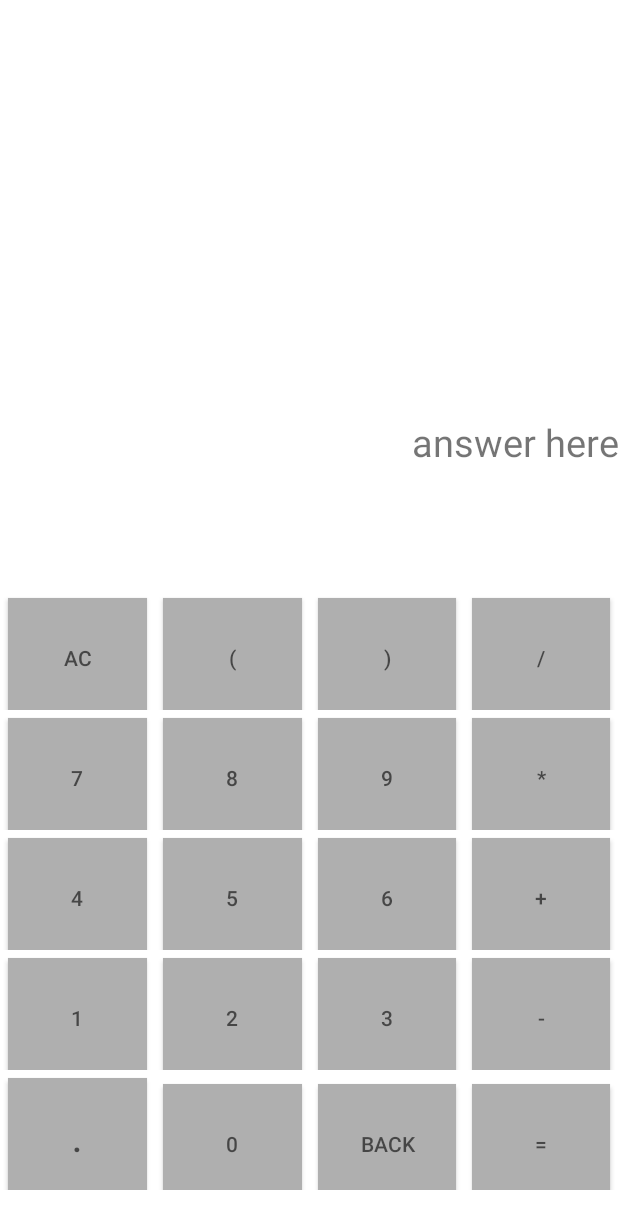
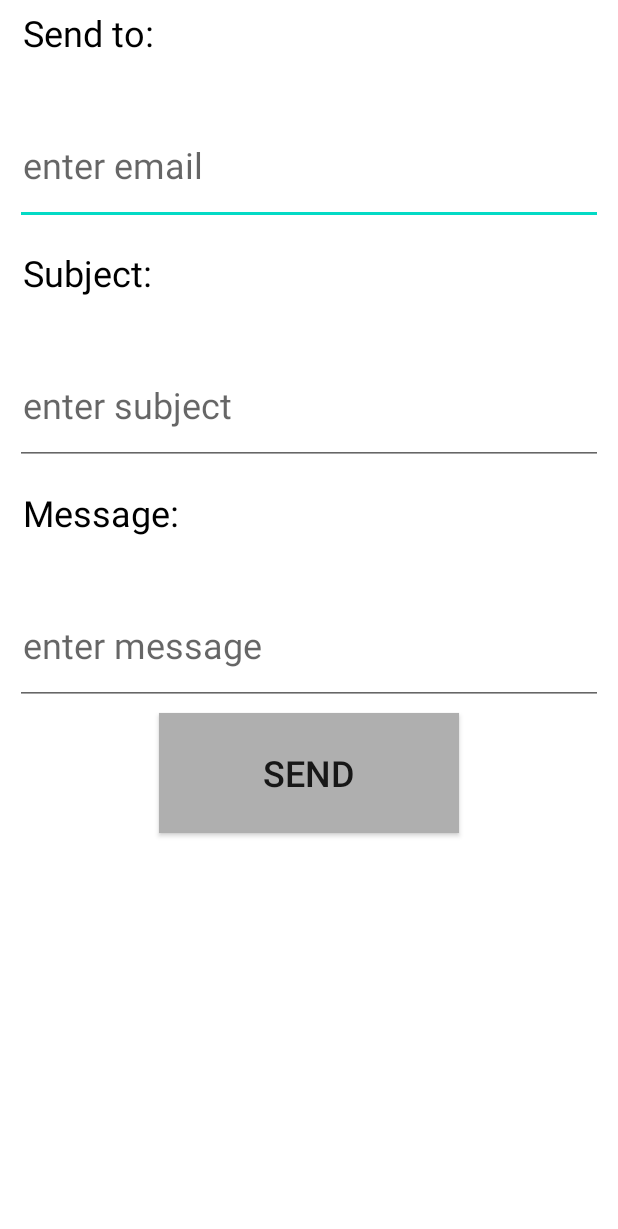
Before and after one commit to imshahastam/courses-pa-android-studio, an Android app: the layout activity_main.xml on its own in the app's theme, with its tools: preview values and no code run, on a phone screen of 412 x 824 dp. Shown: the top 1229 px of the screen. Run offline under Robolectric (Android 15) with nearby library versions, the phone set to English and light mode, and no system bars.

Commit message:
add hw11

```diff
--- a/app/src/main/java/com/example/progaiymhomeworks/MainActivity.kt
+++ b/app/src/main/java/com/example/progaiymhomeworks/MainActivity.kt
@@ -1,10 +1,12 @@
 package com.example.progaiymhomeworks
 
 import android.annotation.SuppressLint
+import android.content.ActivityNotFoundException
 import android.content.ContentProvider
 import android.content.Context
 import android.content.Intent
 import android.graphics.Color
+import android.net.Uri
 import android.os.Build
 import androidx.appcompat.app.AppCompatActivity
 import android.os.Bundle
@@ -34,67 +36,30 @@ class MainActivity : AppCompatActivity() {
         binding = ActivityMainBinding.inflate(layoutInflater)
         setContentView(binding.root)
 
-        //numbers
         binding.apply {
-            zeroBtn.setOnClickListener { inputView("0") }
-            oneBtn.setOnClickListener { inputView("1") }
-            twoBtn.setOnClickListener { inputView("2") }
-            threeBtn.setOnClickListener { inputView("3") }
-            fourBtn.setOnClickListener { inputView("4") }
-            fiveBtn.setOnClickListener { inputView("5") }
-            sixBtn.setOnClickListener { inputView("6") }
-            sevenBtn.setOnClickListener { inputView("7") }
-            eightBtn.setOnClickListener { inputView("8") }
-            nineBtn.setOnClickListener { inputView("9") }
-        }
 
-        //operations
-        binding.apply {
-            plus.setOnClickListener { inputView("+") }
-            minus.setOnClickListener { inputView("-") }
-            divide.setOnClickListener { inputView("/") }
-            multiply.setOnClickListener { inputView("*") }
-        }
+            btn.setOnClickListener {
+                val email = emailEditTxt.text.toString()
+                val subject = subjectEditTxt.text.toString()
+                val msg = msgEditTxt.text.toString()
 
-        //other
-        binding.apply {
-            cleanAllBtn.setOnClickListener {
-                inputTxt.text = ""
-                answerTxt.text = ""
-            }
-            bracketOpenBtn.setOnClickListener { inputView("(") }
-            bracketCloseBtn.setOnClickListener { inputView(")") }
-            dotBtn.setOnClickListener { inputView(".") }
+                val emailAdresses = email.split(",".toRegex()).toTypedArray()
 
-            backBtn.setOnClickListener {
-                val inptTxt = inputTxt.text.toString()
-                inputTxt.text = inptTxt.substring(0, inptTxt.length - 1)
+                val intent = Intent(Intent.ACTION_SENDTO).apply {
+                    data = Uri.parse("mailto:")
+                    putExtra(Intent.EXTRA_EMAIL, emailAdresses)
+                    putExtra(Intent.EXTRA_SUBJECT, subject)
+                    putExtra(Intent.EXTRA_TEXT, msg)
+                }
+
+                try {
+                    startActivity(intent)
+                } catch (e: ActivityNotFoundException) {
+                    Toast.makeText(this@MainActivity, "You don't have Email App", Toast.LENGTH_LONG).show()
+                }
             }
         }
-
-        binding.apply {
-            equalBtn.setOnClickListener{
-                try {
-                    val expression = ExpressionBuilder(inputTxt.text.toString()).build()
-                    val result = expression.evaluate()
-                    val longResult = result.toLong()
-
-                    if (result == longResult.toDouble()) {
-                        answerTxt.text = longResult.toString()
-                    } else {
-                        answerTxt.text = result.toString()
-                    }
-                }catch (e: ArithmeticException) {
-                    answerTxt.text = "На 0 делить нельзя!"
-                } catch (e: Exception) {
-                    answerTxt.text = "Ошибка!"
-            }
-        }
+    }
 
 
-    }
 }
-    private fun inputView(text: String) {
-        binding.inputTxt.append(text)
-    }
-}
--- a/app/src/main/res/layout/activity_main.xml
+++ b/app/src/main/res/layout/activity_main.xml
@@ -1,222 +1,88 @@
 <?xml version="1.0" encoding="utf-8"?>
-<LinearLayout
+<androidx.constraintlayout.widget.ConstraintLayout
     xmlns:android="http://schemas.android.com/apk/res/android"
     xmlns:app="http://schemas.android.com/apk/res-auto"
     xmlns:tools="http://schemas.android.com/tools"
     android:layout_width="match_parent"
     android:layout_height="match_parent"
     tools:context=".MainActivity"
-    android:id="@+id/layout"
-    android:orientation="vertical"
-    android:weightSum="2">
+    android:id="@+id/layout">
 
     <androidx.appcompat.widget.AppCompatTextView
-        android:layout_weight="0.9"
-        android:id="@+id/inputTxt"
-        android:gravity="right|center"
-        android:textSize="25sp"
+        android:id="@+id/toTxt"
         android:layout_width="match_parent"
-        android:layout_height="60dp"/>
+        android:layout_height="60dp"
+        android:text="Send to:"
+        android:textColor="@color/black"
+        android:textSize="24sp"
+        android:layout_margin="10dp"
+        android:padding="5dp"
+        app:layout_constraintVertical_chainStyle="packed"
+        app:layout_constraintBottom_toTopOf="@id/emailEditTxt"/>
+
+    <androidx.appcompat.widget.AppCompatEditText
+        android:id="@+id/emailEditTxt"
+        android:layout_width="match_parent"
+        android:layout_height="80dp"
+        android:hint="enter email"
+        android:textSize="24sp"
+        android:layout_margin="10dp"
+        android:padding="5dp"
+        app:layout_constraintTop_toBottomOf="@id/toTxt"/>
 
     <androidx.appcompat.widget.AppCompatTextView
-        android:layout_weight="0.9"
-        android:id="@+id/answerTxt"
-        android:text="answer here"
-        android:gravity="right|center"
-        android:textSize="25sp"
+        android:id="@+id/subjectTxt"
         android:layout_width="match_parent"
-        android:layout_height="60dp"/>
+        android:layout_height="60dp"
+        android:text="Subject:"
+        android:textColor="@color/black"
+        android:textSize="24sp"
+        android:layout_margin="10dp"
+        android:padding="5dp"
+        app:layout_constraintTop_toBottomOf="@id/emailEditTxt"/>
 
-    <LinearLayout
-        android:id="@+id/firstRowLinLayout"
+    <androidx.appcompat.widget.AppCompatEditText
+        android:id="@+id/subjectEditTxt"
         android:layout_width="match_parent"
         android:layout_height="80dp"
-        android:weightSum="4"
-        android:orientation="horizontal"
-        android:layout_gravity="fill_horizontal">
+        android:hint="enter subject"
+        android:textSize="24sp"
+        android:layout_margin="10dp"
+        android:padding="5dp"
+        app:layout_constraintTop_toBottomOf="@id/subjectTxt"/>
 
-        <androidx.appcompat.widget.AppCompatButton
-            android:id="@+id/cleanAllBtn"
-            android:hint="AC"
-            android:layout_weight="1"
-            style="@style/ButtonStyle"
-            android:background="@drawable/bg_button"/>
+    <androidx.appcompat.widget.AppCompatTextView
+        android:id="@+id/msgTxt"
+        android:layout_width="match_parent"
+        android:layout_height="60dp"
+        android:text="Message:"
+        android:textColor="@color/black"
+        android:textSize="24sp"
+        android:layout_margin="10dp"
+        android:padding="5dp"
+        app:layout_constraintTop_toBottomOf="@id/subjectEditTxt"/>
 
-        <androidx.appcompat.widget.AppCompatButton
-            android:id="@+id/bracketOpenBtn"
-            android:hint="("
-            android:layout_weight="1"
-            style="@style/ButtonStyle"
-            android:background="@drawable/bg_button"/>
-
-        <androidx.appcompat.widget.AppCompatButton
-            android:id="@+id/bracketCloseBtn"
-            android:hint=")"
-            android:layout_weight="1"
-            style="@style/ButtonStyle"
-            android:background="@drawable/bg_button"/>
-
-        <androidx.appcompat.widget.AppCompatButton
-            android:id="@+id/divide"
-            android:hint="/"
-            android:layout_weight="1"
-            style="@style/ButtonStyle"
-            android:background="@drawable/bg_button"/>
-
-    </LinearLayout>
-
-    <LinearLayout
-        android:id="@+id/secondRowLinLayout"
+    <androidx.appcompat.widget.AppCompatEditText
+        android:id="@+id/msgEditTxt"
         android:layout_width="match_parent"
         android:layout_height="80dp"
-        android:weightSum="4"
-        android:orientation="horizontal"
-        android:layout_gravity="fill_horizontal">
+        android:hint="enter message"
+        android:lines="10"
+        android:textSize="24sp"
+        android:layout_margin="10dp"
+        android:padding="5dp"
+        app:layout_constraintTop_toBottomOf="@id/msgTxt"/>
 
-        <androidx.appcompat.widget.AppCompatButton
-            android:id="@+id/sevenBtn"
-            android:hint="7"
-            android:layout_weight="1"
-            style="@style/ButtonStyle"
-            android:background="@drawable/bg_button"/>
+    <androidx.appcompat.widget.AppCompatButton
+        android:id="@+id/btn"
+        style="@style/ButtonStyle"
+        android:background="@drawable/bg_button"
+        android:layout_width="200dp"
+        android:layout_height="80dp"
+        android:text="SEND"
+        android:textSize="24sp"
+        app:layout_constraintTop_toBottomOf="@id/msgEditTxt"
+        app:layout_constraintEnd_toEndOf="parent"
+        app:layout_constraintStart_toStartOf="parent"/>
 
-        <androidx.appcompat.widget.AppCompatButton
-            android:id="@+id/eightBtn"
-            android:hint="8"
-            android:layout_weight="1"
-            style="@style/ButtonStyle"
-            android:background="@drawable/bg_button"/>
-
-        <androidx.appcompat.widget.AppCompatButton
-            android:id="@+id/nineBtn"
-            android:hint="9"
-            android:layout_weight="1"
-            style="@style/ButtonStyle"
-            android:background="@drawable/bg_button"/>
-
-        <androidx.appcompat.widget.AppCompatButton
-            android:id="@+id/multiply"
-            android:hint="*"
-            android:layout_weight="1"
-            style="@style/ButtonStyle"
-            android:background="@drawable/bg_button"/>
-
-    </LinearLayout>
-
-    <LinearLayout
-        android:id="@+id/thirdRowLinLayout"
-        android:layout_width="match_parent"
-        android:layout_height="80dp"
-        android:weightSum="4"
-        android:orientation="horizontal"
-        android:layout_gravity="fill_horizontal">
-
-        <androidx.appcompat.widget.AppCompatButton
-            android:id="@+id/fourBtn"
-            android:hint="4"
-            android:layout_weight="1"
-            style="@style/ButtonStyle"
-            android:background="@drawable/bg_button"/>
-
-        <androidx.appcompat.widget.AppCompatButton
-            android:id="@+id/fiveBtn"
-            android:hint="5"
-            android:layout_weight="1"
-            style="@style/ButtonStyle"
-            android:background="@drawable/bg_button"/>
-
-        <androidx.appcompat.widget.AppCompatButton
-            android:id="@+id/sixBtn"
-            android:hint="6"
-            android:layout_weight="1"
-            style="@style/ButtonStyle"
-            android:background="@drawable/bg_button"/>
-
-        <androidx.appcompat.widget.AppCompatButton
-            android:id="@+id/plus"
-            android:hint="+"
-            android:layout_weight="1"
-            style="@style/ButtonStyle"
-            android:background="@drawable/bg_button"/>
-
-    </LinearLayout>
-
-    <LinearLayout
-        android:id="@+id/fourthRowLinLayout"
-        android:layout_width="match_parent"
-        android:layout_height="80dp"
-        android:weightSum="4"
-        android:orientation="horizontal"
-        android:layout_gravity="fill_horizontal">
-
-        <androidx.appcompat.widget.AppCompatButton
-            android:id="@+id/oneBtn"
-            android:hint="1"
-            android:layout_weight="1"
-            style="@style/ButtonStyle"
-            android:background="@drawable/bg_button"/>
-
-        <androidx.appcompat.widget.AppCompatButton
-            android:id="@+id/twoBtn"
-            android:hint="2"
-            android:layout_weight="1"
-            style="@style/ButtonStyle"
-            android:background="@drawable/bg_button"/>
-
-        <androidx.appcompat.widget.AppCompatButton
-            android:id="@+id/threeBtn"
-            android:hint="3"
-            android:layout_weight="1"
-            style="@style/ButtonStyle"
-            android:background="@drawable/bg_button"/>
-
-        <androidx.appcompat.widget.AppCompatButton
-            android:id="@+id/minus"
-            android:hint="-"
-            android:layout_weight="1"
-            style="@style/ButtonStyle"
-            android:background="@drawable/bg_button"/>
-
-    </LinearLayout>
-
-    <LinearLayout
-        android:id="@+id/fivethRowLinLayout"
-        android:layout_width="match_parent"
-        android:layout_height="80dp"
-        android:weightSum="4"
-        android:orientation="horizontal"
-        android:layout_gravity="fill_horizontal">
-
-        <androidx.appcompat.widget.AppCompatButton
-            android:id="@+id/dotBtn"
-            android:hint="."
-            android:textSize="24sp"
-            android:layout_weight="1"
-            style="@style/ButtonStyle"
-            android:background="@drawable/bg_button"/>
-
-        <androidx.appcompat.widget.AppCompatButton
-            android:id="@+id/zeroBtn"
-            android:hint="0"
-            android:layout_weight="1"
-            style="@style/ButtonStyle"
-            android:background="@drawable/bg_button"/>
-
-        <androidx.appcompat.widget.AppCompatButton
-            android:id="@+id/backBtn"
-            android:hint="BACK"
-            android:layout_weight="1"
-            style="@style/ButtonStyle"
-            android:background="@drawable/bg_button"/>
-
-        <androidx.appcompat.widget.AppCompatButton
-            android:id="@+id/equalBtn"
-            android:hint="="
-            android:layout_weight="1"
-            style="@style/ButtonStyle"
-            android:background="@drawable/bg_button"/>
-
-    </LinearLayout>
-
-
-</LinearLayout>
+</androidx.constraintlayout.widget.ConstraintLayout>
```
